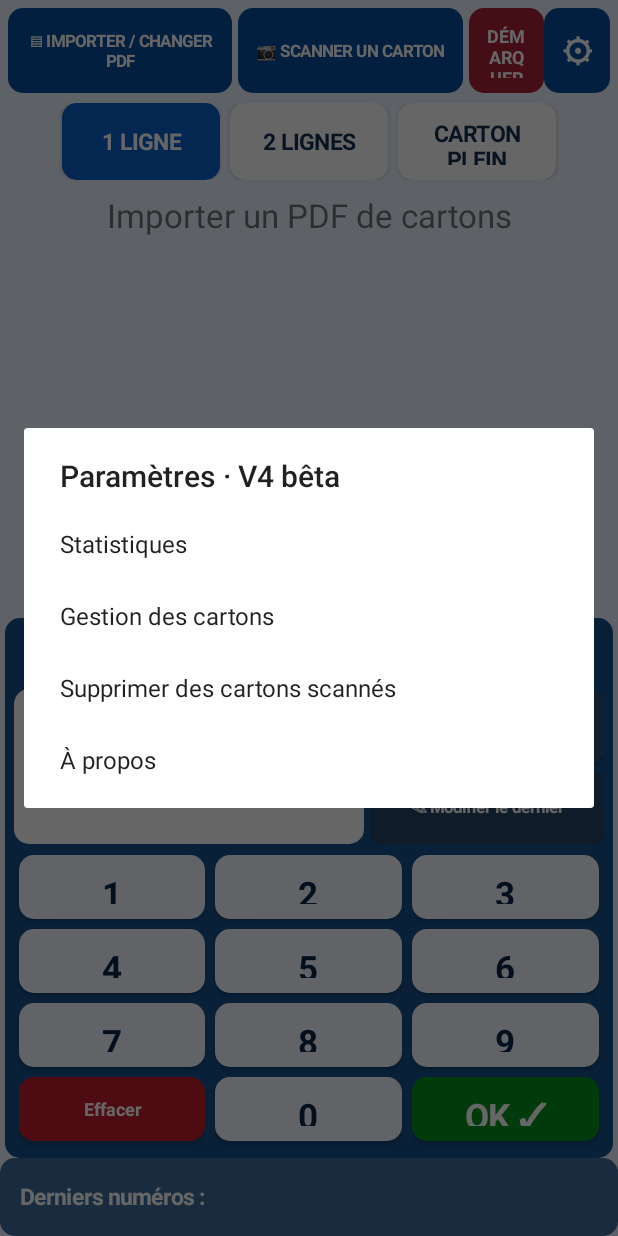
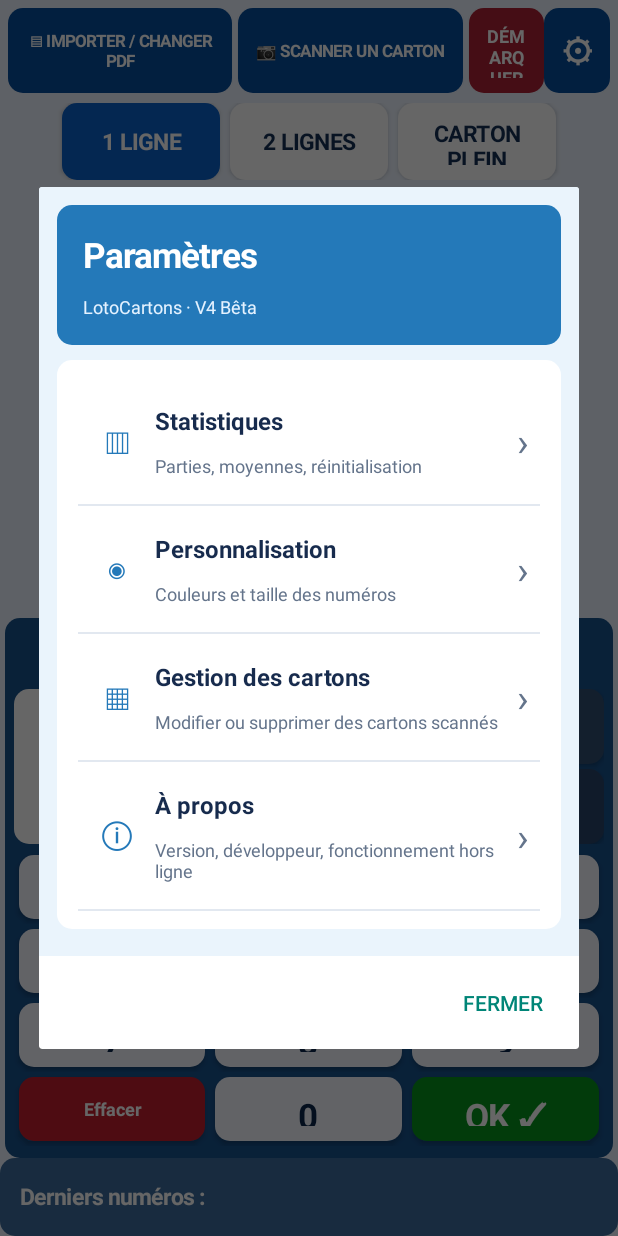
Before and after one commit to Sbxnumerik/Cartonsloto, an Android app: the screen it shows after launch (MainActivity), after a tap on an icon or button, on a phone screen of 412 x 824 dp. Run offline under Robolectric (Android 15) with nearby library versions, the phone set to English and light mode, and no system bars.

Commit message:
V4: add blue-white graphical settings menu and personalization preferences only

```diff
--- a/app/src/main/java/fr/loto/cartons/MainActivity.java
+++ b/app/src/main/java/fr/loto/cartons/MainActivity.java
@@ -94,8 +94,52 @@ showCards();LinearLayout history=new LinearLayout(this);history.setGravity(Gravi
  void checkWin(){for(Game.Card c:game.cards)if(game.winner(c)&&!game.acknowledged.contains(game.winKey(c))){new AlertDialog.Builder(this).setTitle("GAGNANT ! Carton "+c.id).setView(cardView(c,true)).setCancelable(false).setPositiveButton("VÉRIFICATION OK",(d,w)->{game.acknowledged.add(game.winKey(c));save();render();}).show();break;}}
 
  void pdfMenu(){new AlertDialog.Builder(this).setTitle("Cartons PDF").setItems(new String[]{"Ajouter des cartons PDF","Remplacer la feuille PDF"},(d,which)->{if(!game.drawn.isEmpty()||!game.cards.isEmpty()){new AlertDialog.Builder(this).setTitle("Confirmer le changement").setMessage(which==1?"Les cartons actuels seront remplacés. Les numéros tirés restent conservés.":"Les nouveaux cartons seront ajoutés aux cartons existants.").setNegativeButton("Annuler",null).setPositiveButton("Continuer",(dd,w)->openPdfPicker(which==1)).show();}else openPdfPicker(which==1);}).show();}
- void settingsDialog(){new AlertDialog.Builder(this).setTitle("Paramètres · V4 bêta").setItems(new String[]{"Statistiques","Gestion des cartons","Supprimer des cartons scannés","À propos"},(d,i)->{if(i==0)statsDialog();else if(i==1)manageCards();else if(i==2)deleteScannedMenu();else new AlertDialog.Builder(this).setTitle("À propos").setMessage("LotoCartons V4 bêta\\nDéveloppeur : Selim BEYS\\nDéveloppé avec l'aide de l'intelligence artificielle.\\nFonctionnement hors ligne.").setPositiveButton("Fermer",null).show();}).show();}
- void deleteScannedMenu(){
+ void settingsDialog(){
+  ScrollView scroll=new ScrollView(this);scroll.setFillViewport(true);scroll.setBackgroundColor(0xffeaf4fc);
+  LinearLayout page=new LinearLayout(this);page.setOrientation(1);page.setPadding(dp(12),dp(12),dp(12),dp(18));scroll.addView(page);
+  LinearLayout head=new LinearLayout(this);head.setOrientation(1);head.setPadding(dp(14),dp(12),dp(14),dp(12));head.setBackground(round(0xff2479b9));page.addView(head);
+  TextView title=text("Paramètres",23);title.setGravity(Gravity.START);title.setTextColor(Color.WHITE);title.setTypeface(null,Typeface.BOLD);head.addView(title);
+  TextView subtitle=text("LotoCartons · V4 Bêta",12);subtitle.setGravity(Gravity.START);subtitle.setTextColor(0xffe4f2ff);head.addView(subtitle);
+  statSpace(page);
+  LinearLayout menu=statPanel();page.addView(menu);
+  settingsRow(menu,"▥","Statistiques","Parties, moyennes, réinitialisation",()->statsDialog());
+  settingsRow(menu,"◉","Personnalisation","Couleurs et taille des numéros",()->personalizationDialog());
+  settingsRow(menu,"▦","Gestion des cartons","Modifier ou supprimer des cartons scannés",()->cardSettingsDialog());
+  settingsRow(menu,"ⓘ","À propos","Version, développeur, fonctionnement hors ligne",()->aboutSettingsDialog());
+  AlertDialog dialog=new AlertDialog.Builder(this).setView(scroll).setNegativeButton("Fermer",null).create();dialog.show();
+  dialog.getWindow().setLayout(Math.min(getResources().getDisplayMetrics().widthPixels-dp(20),dp(500)),-2);
+ }
+ void settingsRow(LinearLayout menu,String symbol,String name,String detail,Runnable action){
+  LinearLayout row=new LinearLayout(this);row.setGravity(Gravity.CENTER_VERTICAL);row.setPadding(dp(4),dp(12),dp(4),dp(12));menu.addView(row);
+  TextView icon=text(symbol,24);icon.setTextColor(0xff2479b9);row.addView(icon,new LinearLayout.LayoutParams(dp(44),dp(46)));
+  LinearLayout labels=new LinearLayout(this);labels.setOrientation(1);row.addView(labels,new LinearLayout.LayoutParams(0,-2,1));
+  TextView heading=text(name,16);heading.setGravity(Gravity.START);heading.setTextColor(0xff172b4d);heading.setTypeface(null,Typeface.BOLD);labels.addView(heading);
+  TextView note=text(detail,12);note.setGravity(Gravity.START);note.setTextColor(0xff64748b);labels.addView(note);
+  TextView arrow=text("›",26);arrow.setTextColor(0xff64748b);row.addView(arrow);
+  row.setOnClickListener(v->action.run());
+  View divider=new View(this);divider.setBackgroundColor(0xffe2e8f0);menu.addView(divider,new LinearLayout.LayoutParams(-1,dp(1)));
+ }
+ void cardSettingsDialog(){new AlertDialog.Builder(this).setTitle("Gestion des cartons").setItems(new String[]{"Modifier un carton","Supprimer des cartons photographiés"},(d,i)->{if(i==0)manageCards();else deleteScannedMenu();}).setNegativeButton("Retour",null).show();}
+ void aboutSettingsDialog(){new AlertDialog.Builder(this).setTitle("À propos").setMessage("LotoCartons V4 bêta\\nDéveloppeur : Selim BEYS\\nDéveloppé avec l'aide de l'intelligence artificielle.\\nFonctionnement hors ligne.").setPositiveButton("Fermer",null).show();}
+ void personalizationDialog(){
+  LinearLayout content=new LinearLayout(this);content.setOrientation(1);content.setPadding(dp(18),dp(10),dp(18),dp(10));content.setBackgroundColor(0xffeaf4fc);
+  String[] names={"Fond des cartons","Cases vides (grisées)","Numéros","Cases marquées"};
+  int[] defaults={0xffffffff,0xffe0e0e0,0xff142e52,0xff82d9a0};
+  String[] keys={"card_bg","empty_bg","number_color","marked_bg"};
+  for(int i=0;i<names.length;i++){final int idx=i;Button b=styled(names[i]+"  ●",0xffffffff,0xff172b4d,14,()->chooseSettingsColor(keys[idx],names[idx],defaults[idx]));content.addView(b);}
+  String[] sizes={"Tout petit","Moyen","Grand","Très grand"};
+  Button size=styled("Taille des numéros : "+sizes[Math.max(0,Math.min(3,getPreferences(0).getInt("pref_number_size",1)))],0xffffffff,0xff172b4d,14,()->new AlertDialog.Builder(this).setTitle("Taille des numéros").setSingleChoiceItems(sizes,getPreferences(0).getInt("pref_number_size",1),(d,choice)->{getPreferences(0).edit().putInt("pref_number_size",choice).apply();d.dismiss();personalizationDialog();}).setNegativeButton("Annuler",null).show());
+  content.addView(size);
+  TextView note=text("Ces préférences sont enregistrées. Leur application à l'affichage des cartons sera faite séparément pour préserver l'interface actuelle.",12);note.setTextColor(0xff64748b);content.addView(note);
+  new AlertDialog.Builder(this).setTitle("Personnalisation").setView(content).setPositiveButton("Fermer",null).show();
+ }
+ void chooseSettingsColor(String key,String title,int fallback){
+  String[] labels={"Blanc","Bleu clair","Bleu","Gris clair","Gris foncé","Noir","Vert","Rouge","Jaune"};
+  int[] colors={0xffffffff,0xffeaf4fc,0xff2479b9,0xffe0e0e0,0xff64748b,0xff172b4d,0xff82d9a0,0xffe35b5b,0xffffdf72};
+  int current=getPreferences(0).getInt("pref_"+key,fallback),checked=-1;for(int i=0;i<colors.length;i++)if(colors[i]==current)checked=i;
+  new AlertDialog.Builder(this).setTitle(title).setSingleChoiceItems(labels,checked,(d,i)->{getPreferences(0).edit().putInt("pref_"+key,colors[i]).apply();d.dismiss();toast("Couleur enregistrée : "+labels[i]);}).setNegativeButton("Annuler",null).show();
+ }
+  void deleteScannedMenu(){
   ArrayList<Game.Card> scanned=new ArrayList<>();for(Game.Card c:game.cards)if(scannedIds.contains(c.id))scanned.add(c);
   if(scanned.isEmpty()){new AlertDialog.Builder(this).setTitle("Cartons scannés").setMessage("Aucun carton photographié à supprimer. Les cartons PDF ne sont pas concernés.").setPositiveButton("OK",null).show();return;}
   new AlertDialog.Builder(this).setTitle("Supprimer des cartons scannés").setItems(new String[]{"Supprimer un carton","Supprimer tous les cartons scannés ("+scanned.size()+")"},(d,which)->{
```
